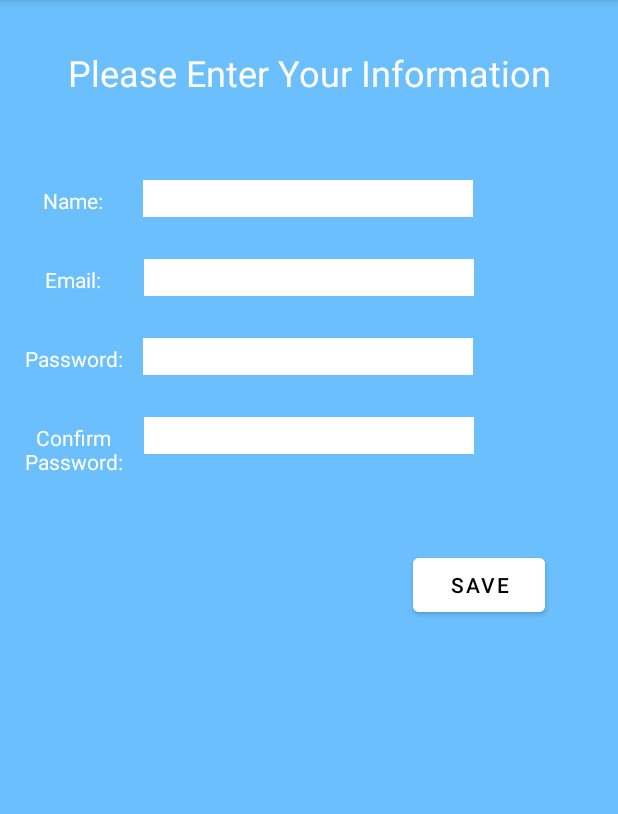
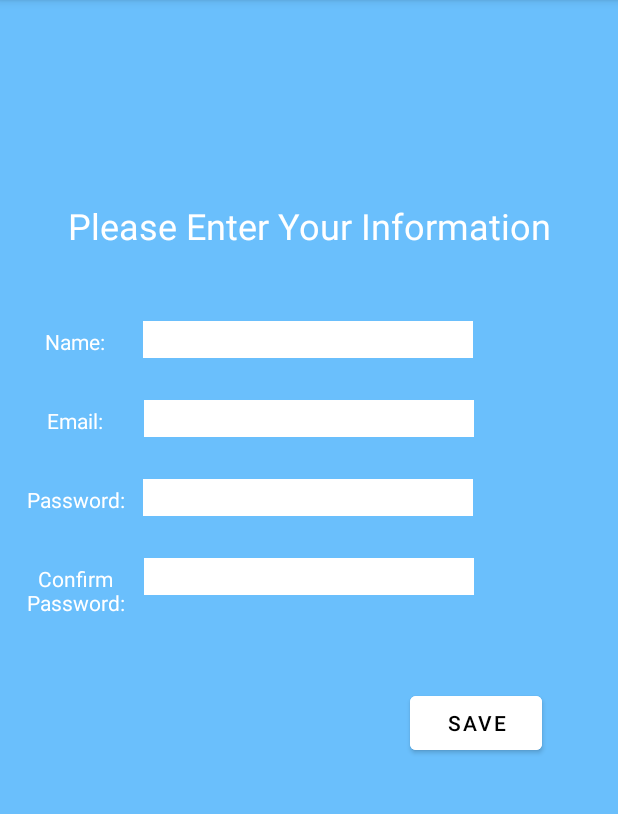
Before and after one commit to AWTemple/CIS3515_SignUpForm, an Android app: the screen it shows after launch (FormActivity), on a phone screen of 412 x 824 dp, the part 84-898 px from its top. Run offline under Robolectric (Android 15) with nearby library versions, the phone set to English and light mode, and no system bars.

Commit message:
Just kidding, minor layout fix.

```diff
--- a/app/src/main/res/layout/activity_main.xml
+++ b/app/src/main/res/layout/activity_main.xml
@@ -22,12 +22,12 @@
         app:layout_constraintRight_toRightOf="parent"
         app:layout_constraintStart_toStartOf="parent"
         app:layout_constraintTop_toTopOf="parent"
-        app:layout_constraintVertical_bias="0.615" />
+        app:layout_constraintVertical_bias="0.925" />
 
     <androidx.constraintlayout.widget.ConstraintLayout
         android:id="@+id/linearLayout"
-        android:layout_width="407dp"
-        android:layout_height="658dp"
+        android:layout_width="402dp"
+        android:layout_height="564dp"
         android:layout_marginBottom="16dp"
         app:layout_constraintBottom_toBottomOf="parent"
         app:layout_constraintEnd_toEndOf="parent"
@@ -113,6 +113,7 @@
             android:textColor="@android:color/holo_red_light"
             app:layout_constraintBaseline_toBaselineOf="@+id/nameInput"
             app:layout_constraintEnd_toEndOf="parent"
+            app:layout_constraintHorizontal_bias="0.555"
             app:layout_constraintStart_toEndOf="@+id/nameInput" />
 
         <TextView
@@ -133,6 +134,7 @@
             android:textColor="@android:color/holo_red_light"
             app:layout_constraintBaseline_toBaselineOf="@+id/passwordInput"
             app:layout_constraintEnd_toEndOf="parent"
+            app:layout_constraintHorizontal_bias="0.611"
             app:layout_constraintStart_toEndOf="@+id/passwordInput" />
 
         <TextView
@@ -184,8 +186,8 @@
             android:layout_width="wrap_content"
             android:layout_height="wrap_content"
             android:layout_marginTop="56dp"
+            android:backgroundTint="@color/white"
             android:text="Save"
-            android:backgroundTint="@color/white"
             android:textColor="@color/black"
             app:layout_constraintBottom_toBottomOf="parent"
             app:layout_constraintEnd_toEndOf="parent"
```
